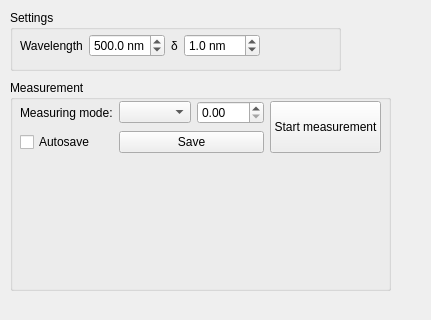
This is hyperion/view/polarimeter/polarimeter.ui in caldarolamartin/hyperion as Qt 5 draws it before an edit. The edited form follows.
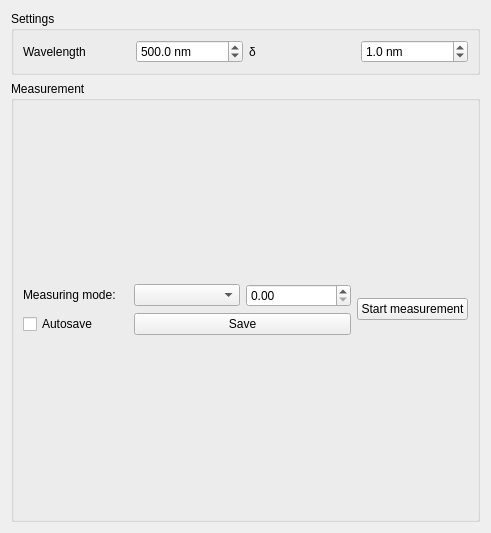
This is the edited form.

Commit message: created new branch with Aron's progress on the master gui and polarimeter. I need to look at this with him.

Patch:
```diff
--- a/hyperion/view/polarimeter/polarimeter.ui
+++ b/hyperion/view/polarimeter/polarimeter.ui
@@ -6,34 +6,27 @@
    <rect>
     <x>0</x>
     <y>0</y>
-    <width>431</width>
-    <height>320</height>
+    <width>491</width>
+    <height>533</height>
    </rect>
   </property>
   <property name="windowTitle">
    <string>Form</string>
   </property>
-  <widget class="QGroupBox" name="groupBox">
-   <property name="geometry">
-    <rect>
-     <x>10</x>
-     <y>10</y>
-     <width>331</width>
-     <height>61</height>
-    </rect>
+  <layout class="QVBoxLayout" name="verticalLayout">
+   <item>
+    <widget class="QGroupBox" name="groupBox_settings">
+     <property name="sizePolicy">
+      <sizepolicy hsizetype="MinimumExpanding" vsizetype="Minimum">
+       <horstretch>0</horstretch>
+       <verstretch>0</verstretch>
+      </sizepolicy>
    </property>
    <property name="title">
     <string>Settings</string>
    </property>
-   <widget class="QWidget" name="horizontalLayoutWidget">
-    <property name="geometry">
-     <rect>
-      <x>10</x>
-      <y>20</y>
-      <width>241</width>
-      <height>31</height>
-     </rect>
-    </property>
+     <layout class="QHBoxLayout" name="horizontalLayout_2">
+      <item>
     <layout class="QHBoxLayout" name="horizontalLayout">
      <item>
       <widget class="QLabel" name="label">
@@ -88,51 +81,64 @@
       </widget>
      </item>
     </layout>
-   </widget>
-  </widget>
-  <widget class="QGroupBox" name="groupBox_2">
-   <property name="geometry">
-    <rect>
-     <x>10</x>
-     <y>80</y>
-     <width>381</width>
-     <height>211</height>
-    </rect>
+      </item>
+     </layout>
+    </widget>
+   </item>
+   <item>
+    <widget class="QGroupBox" name="groupBox_measurement">
+     <property name="sizePolicy">
+      <sizepolicy hsizetype="Preferred" vsizetype="Expanding">
+       <horstretch>0</horstretch>
+       <verstretch>0</verstretch>
+      </sizepolicy>
    </property>
    <property name="title">
     <string>Measurement</string>
    </property>
-   <widget class="QWidget" name="gridLayoutWidget">
-    <property name="geometry">
-     <rect>
-      <x>10</x>
-      <y>20</y>
-      <width>361</width>
-      <height>54</height>
-     </rect>
-    </property>
-    <layout class="QGridLayout" name="gridLayout_3">
+     <layout class="QVBoxLayout" name="verticalLayout_2">
+      <item>
+       <layout class="QGridLayout" name="gridLayout_control">
      <item row="0" column="1">
       <widget class="QLabel" name="label_3">
+          <property name="sizePolicy">
+           <sizepolicy hsizetype="Preferred" vsizetype="Fixed">
+            <horstretch>0</horstretch>
+            <verstretch>0</verstretch>
+           </sizepolicy>
+          </property>
        <property name="text">
         <string>Measuring mode:</string>
        </property>
       </widget>
      </item>
      <item row="0" column="2">
-      <widget class="QComboBox" name="comboBox"/>
+         <widget class="QComboBox" name="comboBox_mode">
+          <property name="sizePolicy">
+           <sizepolicy hsizetype="Preferred" vsizetype="Fixed">
+            <horstretch>0</horstretch>
+            <verstretch>0</verstretch>
+           </sizepolicy>
+          </property>
+         </widget>
      </item>
      <item row="1" column="1">
       <widget class="QCheckBox" name="checkBox">
+          <property name="sizePolicy">
+           <sizepolicy hsizetype="Minimum" vsizetype="Fixed">
+            <horstretch>0</horstretch>
+            <verstretch>0</verstretch>
+           </sizepolicy>
+          </property>
        <property name="text">
         <string>Autosave</string>
        </property>
       </widget>
      </item>
      <item row="0" column="4" rowspan="2">
-      <widget class="QPushButton" name="pushButton">
+         <widget class="QPushButton" name="pushButton_start">
        <property name="sizePolicy">
-        <sizepolicy hsizetype="Minimum" vsizetype="MinimumExpanding">
+           <sizepolicy hsizetype="Minimum" vsizetype="Fixed">
          <horstretch>0</horstretch>
          <verstretch>0</verstretch>
         </sizepolicy>
@@ -143,29 +149,37 @@
       </widget>
      </item>
      <item row="0" column="3">
-      <widget class="QDoubleSpinBox" name="doubleSpinBox_3"/>
+         <widget class="QDoubleSpinBox" name="doubleSpinBox_3">
+          <property name="sizePolicy">
+           <sizepolicy hsizetype="Minimum" vsizetype="Fixed">
+            <horstretch>0</horstretch>
+            <verstretch>0</verstretch>
+           </sizepolicy>
+          </property>
+         </widget>
      </item>
      <item row="1" column="2" colspan="2">
       <widget class="QPushButton" name="pushButton_2">
+          <property name="sizePolicy">
+           <sizepolicy hsizetype="Minimum" vsizetype="Fixed">
+            <horstretch>0</horstretch>
+            <verstretch>0</verstretch>
+           </sizepolicy>
+          </property>
        <property name="text">
         <string>Save</string>
        </property>
       </widget>
      </item>
     </layout>
-   </widget>
-   <widget class="QWidget" name="gridLayoutWidget_2">
-    <property name="geometry">
-     <rect>
-      <x>10</x>
-      <y>80</y>
-      <width>361</width>
-      <height>80</height>
-     </rect>
-    </property>
-    <layout class="QGridLayout" name="gridLayout_channels"/>
-   </widget>
-  </widget>
+      </item>
+      <item>
+       <layout class="QFormLayout" name="formLayout_channels"/>
+      </item>
+     </layout>
+    </widget>
+   </item>
+  </layout>
  </widget>
  <resources/>
  <connections/>
```
Lines whose indentation alone changed are shown as unchanged. The commit also changes 5 other files.
